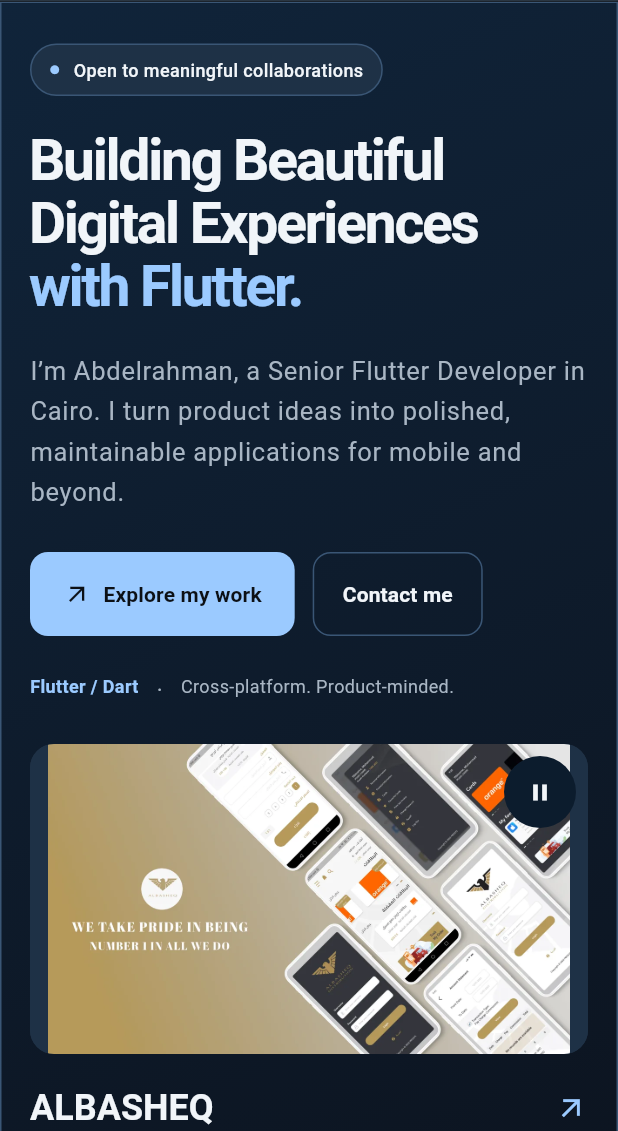
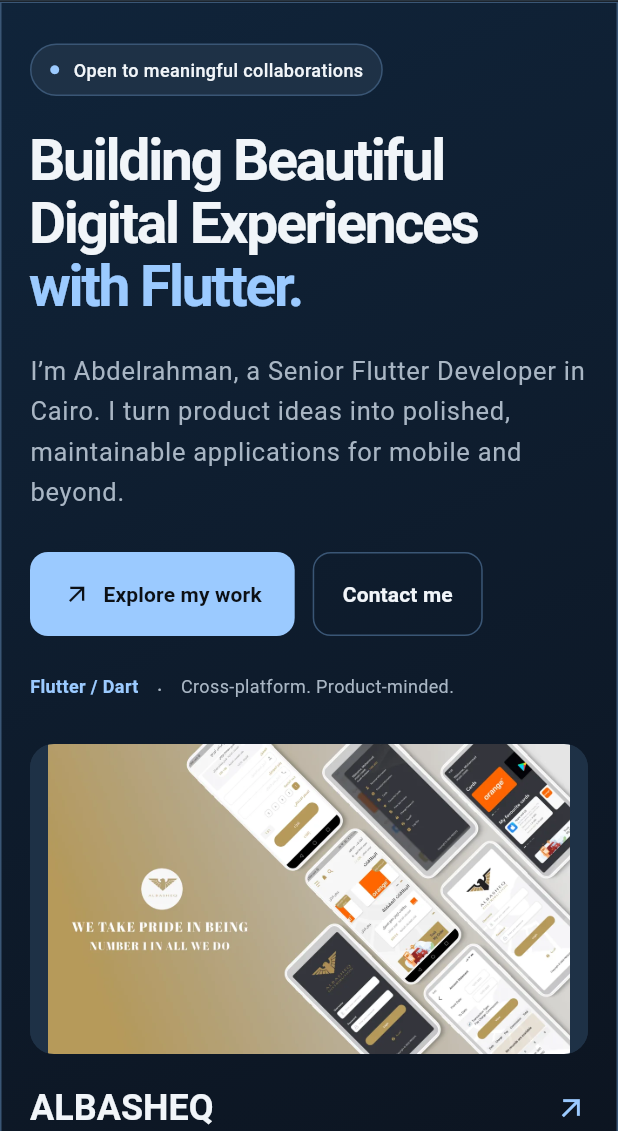
Before and after one commit to abdo6400/portfolio, a Flutter app: the screen it shows after launch, on a phone screen of 412 x 824 dp, the part 105-1236 px from its top. Run offline on Flutter 3.47's test engine with Material 3 defaults, Android fonts, the phone set to English and light mode, and no system bars; our stand-ins replace video_player.

Commit message:
Remove showcase pause overlay

```diff
--- a/flutter-portfolio/lib/content/studio_content.dart
+++ b/flutter-portfolio/lib/content/studio_content.dart
@@ -2,7 +2,7 @@
 
 abstract final class StudioCopy {
   static const showcaseHint = Bilingual(
-    'Swipe or use arrow keys to browse projects.',
+    'Swipe or use arrow keys to browse projects. Press space to pause or resume.',
     'اسحب أو استخدم مفاتيح الأسهم لتصفح المشاريع.',
   );
   static const nextProject = Bilingual('Next project', 'المشروع التالي');
--- a/flutter-portfolio/lib/widgets/hero_showcase.dart
+++ b/flutter-portfolio/lib/widgets/hero_showcase.dart
@@ -149,6 +149,10 @@
           onKeyEvent: (_, event) {
             if (event is! KeyDownEvent) return KeyEventResult.ignored;
             final key = event.logicalKey;
+            if (key == LogicalKeyboardKey.space && !reducedMotion) {
+              setState(() => paused = !paused);
+              return KeyEventResult.handled;
+            }
             if (key != LogicalKeyboardKey.arrowLeft &&
                 key != LogicalKeyboardKey.arrowRight) {
               return KeyEventResult.ignored;
@@ -171,6 +175,12 @@
                     label: StudioCopy.previousProject.inLanguage(widget.arabic),
                   ): () =>
                       shift(-1),
+                  if (!reducedMotion)
+                    CustomSemanticsAction(
+                      label: (paused ? Copy.resume : Copy.pauseSlides)
+                          .inLanguage(widget.arabic),
+                    ): () =>
+                        setState(() => paused = !paused),
                 },
                 child: GestureDetector(
                   dragStartBehavior: DragStartBehavior.down,
@@ -236,25 +246,6 @@
                           ),
                         ),
                       ),
-                      if (!reducedMotion)
-                        PositionedDirectional(
-                          top: 8,
-                          end: 8,
-                          child: Material(
-                            color: p.panel,
-                            shape: const CircleBorder(),
-                            child: IconButton(
-                              color: p.text,
-                              tooltip: (paused ? Copy.resume : Copy.pauseSlides)
-                                  .inLanguage(widget.arabic),
-                              onPressed: () => setState(() => paused = !paused),
-                              iconSize: 18,
-                              icon: Icon(
-                                paused ? Icons.play_arrow : Icons.pause,
-                              ),
-                            ),
-                          ),
-                        ),
                     ],
                   ),
                 ),
```
Also changed, not shown: 2 other files.
